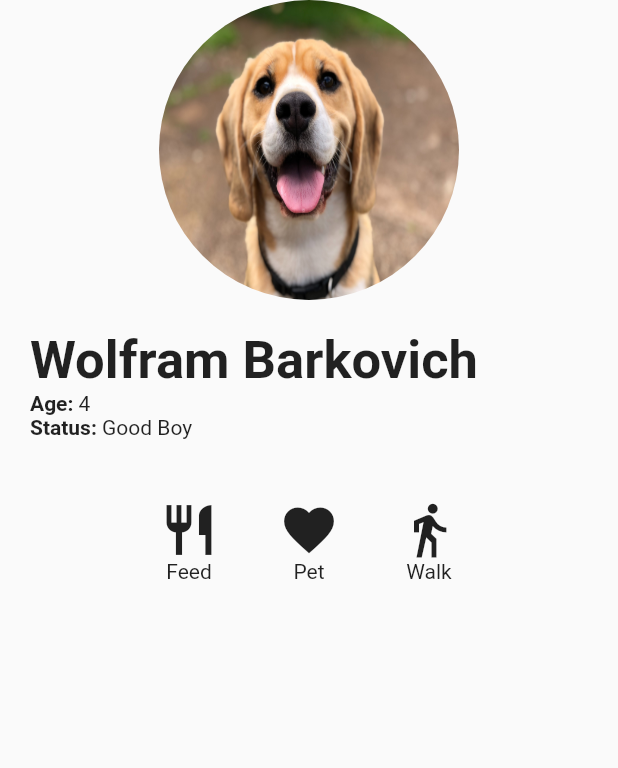
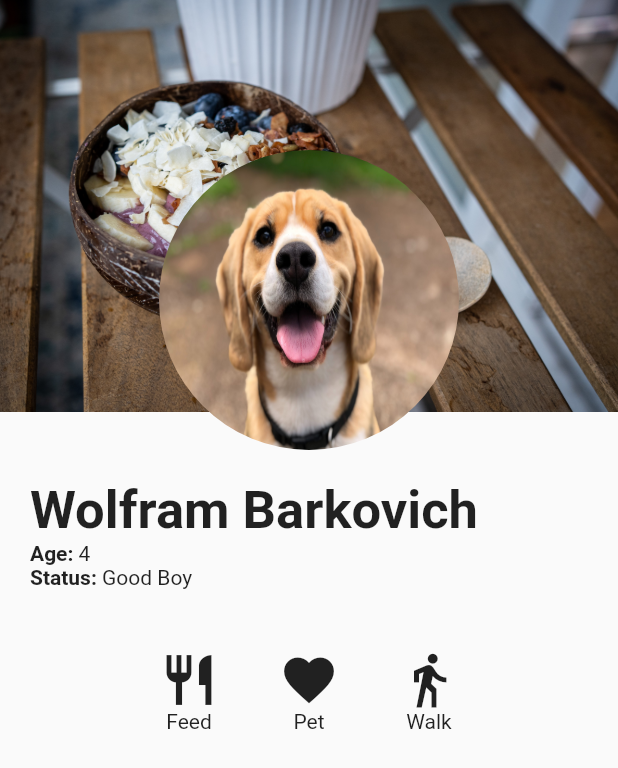
Before and after one commit to deanie77/dog_profile, a Flutter app: the screen it shows after launch, on a phone screen of 412 x 824 dp. Shown: the top 768 px of the screen. Run offline on Flutter 3.47's test engine with Material 2 defaults, Android fonts, the phone set to English and light mode, and no system bars.

Commit message:
added cover photo behind profile pic

```diff
--- a/lib/profile_screen.dart
+++ b/lib/profile_screen.dart
@@ -6,11 +6,19 @@ class ProfileScreen extends StatelessWidget {
   @override
   Widget build(BuildContext context) {
     return Scaffold(
-      body: Column(
+      body: Stack(
         children: <Widget>[
-          _buildProfileImage(context),
-          _buildProfileDetails(context),
-          _buildActions(context),
+          Image.asset('assets/plate.jpg'),
+          Transform.translate(
+            offset: const Offset(0, 100),
+            child: Column(
+              children: <Widget>[
+                _buildProfileImage(context),
+                _buildProfileDetails(context),
+                _buildActions(context),
+              ],
+            ),
+          ),
         ],
       ),
     );
```
